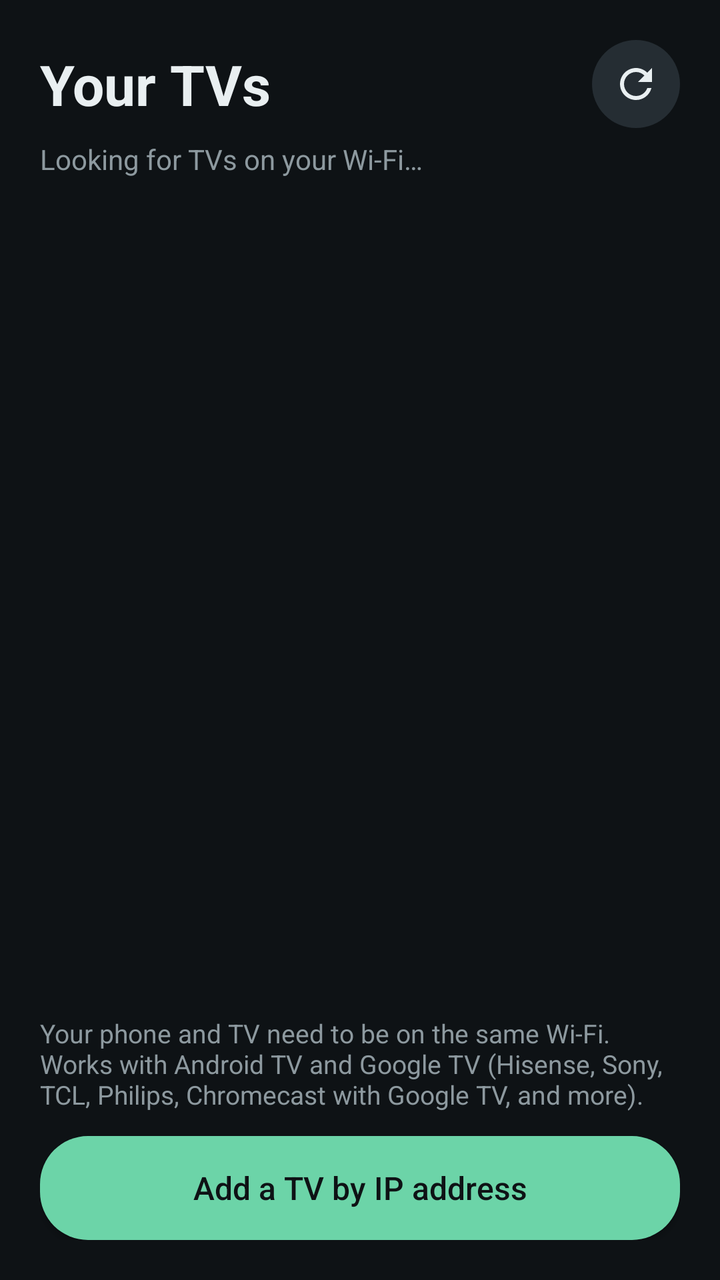
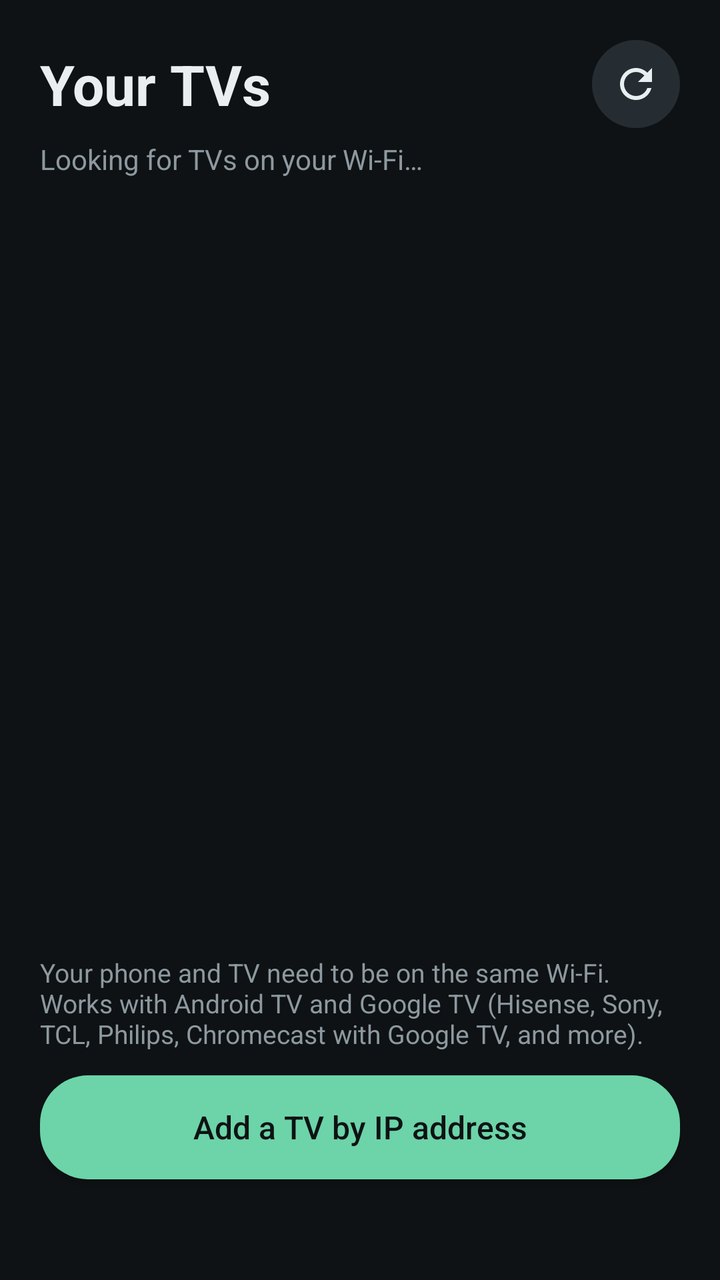

Compare the two renders of this Android layout. The source of the first and the diff that turns it into the second are given below.
<!-- AndroidManifest.xml: application theme AppTheme -->
<!-- res/layout/activity_main.xml -->
<?xml version="1.0" encoding="utf-8"?>
<LinearLayout xmlns:android="http://schemas.android.com/apk/res/android"
    android:id="@+id/root"
    android:layout_width="match_parent"
    android:layout_height="match_parent"
    android:orientation="vertical"
    android:padding="20dp">

    <LinearLayout
        android:layout_width="match_parent"
        android:layout_height="wrap_content"
        android:gravity="center_vertical"
        android:orientation="horizontal">

        <TextView
            android:layout_width="0dp"
            android:layout_height="wrap_content"
            android:layout_weight="1"
            android:text="Your TVs"
            android:textColor="@color/text"
            android:textSize="28sp"
            android:textStyle="bold" />

        <ImageButton
            android:id="@+id/refresh"
            style="@style/RoundButton"
            android:layout_width="44dp"
            android:layout_height="44dp"
            android:contentDescription="Search again"
            android:src="@drawable/ic_refresh" />
    </LinearLayout>

    <TextView
        android:id="@+id/status"
        android:layout_width="match_parent"
        android:layout_height="wrap_content"
        android:layout_marginTop="6dp"
        android:layout_marginBottom="16dp"
        android:text="Looking for TVs on your Wi-Fi…"
        android:textColor="@color/muted"
        android:textSize="14sp" />

    <ScrollView
        android:layout_width="match_parent"
        android:layout_height="0dp"
        android:layout_weight="1">

        <LinearLayout
            android:id="@+id/list"
            android:layout_width="match_parent"
            android:layout_height="wrap_content"
            android:orientation="vertical" />
    </ScrollView>

    <TextView
        android:id="@+id/hint"
        android:layout_width="match_parent"
        android:layout_height="wrap_content"
        android:layout_marginBottom="12dp"
        android:text="Your phone and TV need to be on the same Wi-Fi. Works with Android TV and Google TV (Hisense, Sony, TCL, Philips, Chromecast with Google TV, and more)."
        android:textColor="@color/muted"
        android:textSize="13sp" />

    <Button
        android:id="@+id/add"
        android:layout_width="match_parent"
        android:layout_height="52dp"
        android:background="@drawable/bg_accent"
        android:text="Add a TV by IP address"
        android:textAllCaps="false"
        android:textColor="#FF0E1215"
        android:textSize="16sp" />
</LinearLayout>
<!-- resources referenced by this layout -->
<resources>
  <color name="muted">#FF8D999F</color>
  <color name="text">#FFE9EFF1</color>
  <!-- drawable bg_accent (drawable) -->
  <ripple xmlns:android="http://schemas.android.com/apk/res/android" android:color="#40000000">
      <item>
          <shape>
              <solid android:color="@color/accent" />
              <corners android:radius="24dp" />
          </shape>
      </item>
  </ripple>
  <!-- drawable ic_refresh (drawable) -->
  <vector xmlns:android="http://schemas.android.com/apk/res/android"
      android:width="24dp" android:height="24dp" android:viewportWidth="24" android:viewportHeight="24">
      <path android:fillColor="#FFFFFFFF" android:pathData="M17.65,6.35C16.2,4.9 14.21,4 12,4c-4.42,0 -7.99,3.58 -7.99,8s3.57,8 7.99,8c3.73,0 6.84,-2.55 7.73,-6h-2.08c-0.82,2.33 -3.04,4 -5.65,4 -3.31,0 -6,-2.69 -6,-6s2.69,-6 6,-6c1.66,0 3.14,0.69 4.22,1.78L13,11h7V4l-2.35,2.35z"/>
  </vector>
  <style name="RoundButton">
          <item name="android:layout_width">56dp</item>
          <item name="android:layout_height">56dp</item>
          <item name="android:background">@drawable/bg_round</item>
          <item name="android:scaleType">center</item>
          <item name="android:tint">@color/text</item>
      </style>
  <style name="AppTheme" parent="android:Theme.Material.NoActionBar">
          <item name="android:colorPrimary">@color/surface</item>
          <item name="android:colorPrimaryDark">@color/bg</item>
          <item name="android:colorAccent">@color/accent</item>
          <item name="android:windowBackground">@color/bg</item>
          <item name="android:statusBarColor">@color/bg</item>
          <item name="android:navigationBarColor">@color/bg</item>
          <item name="android:textColorPrimary">@color/text</item>
          <item name="android:textColorSecondary">@color/muted</item>
          <item name="android:alertDialogTheme">@style/Dialog</item>
      </style>
  <color name="accent">#FF6CD4A8</color>
  <!-- drawable bg_round (drawable) -->
  <ripple xmlns:android="http://schemas.android.com/apk/res/android" android:color="#40FFFFFF">
      <item>
          <shape android:shape="oval">
              <solid android:color="@color/surface2" />
              
          </shape>
      </item>
  </ripple>
  <color name="surface">#FF1A2025</color>
  <color name="bg">#FF0E1215</color>
  <style name="Dialog" parent="android:Theme.Material.Dialog.Alert">
          <item name="android:colorAccent">@color/accent</item>
          <item name="android:background">@color/surface</item>
          <item name="android:textColorPrimary">@color/text</item>
      </style>
  <color name="surface2">#FF252D33</color>
</resources>

<!-- the commit's change to res/layout/activity_main.xml (unified diff, before → after) -->
@@ -70,4 +70,13 @@
         android:textAllCaps="false"
         android:textColor="#FF0E1215"
         android:textSize="16sp" />
+
+    <TextView
+        android:id="@+id/credit"
+        android:layout_width="match_parent"
+        android:layout_height="wrap_content"
+        android:layout_marginTop="14dp"
+        android:gravity="center"
+        android:textColor="@color/muted"
+        android:textSize="12sp" />
 </LinearLayout>
